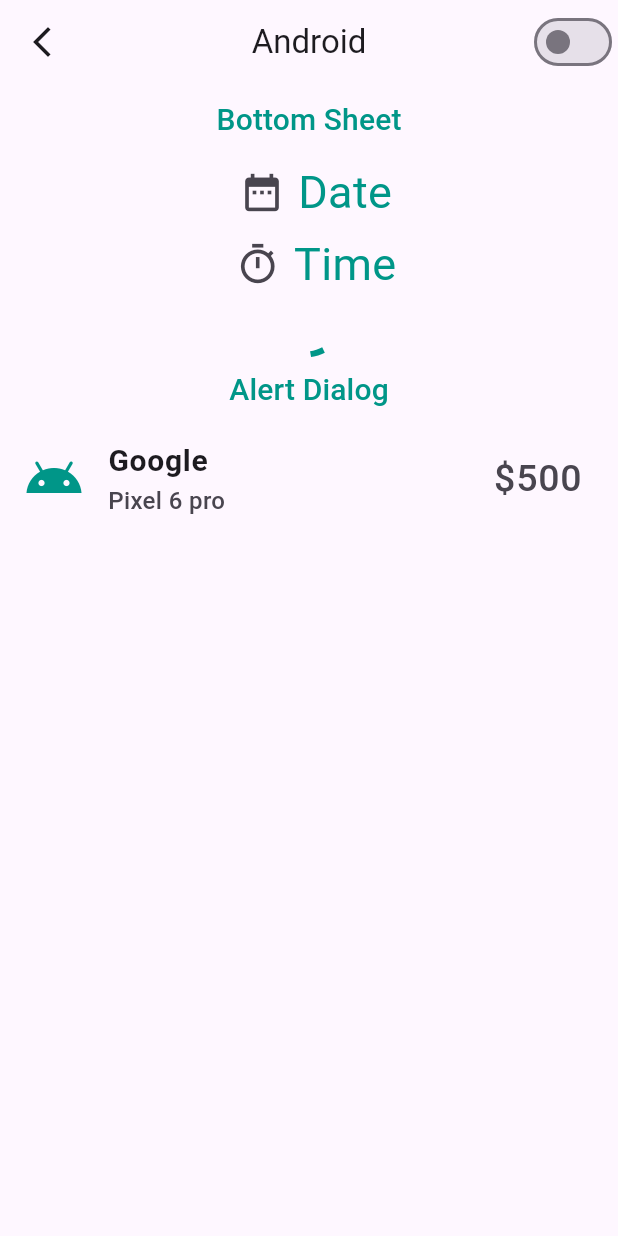
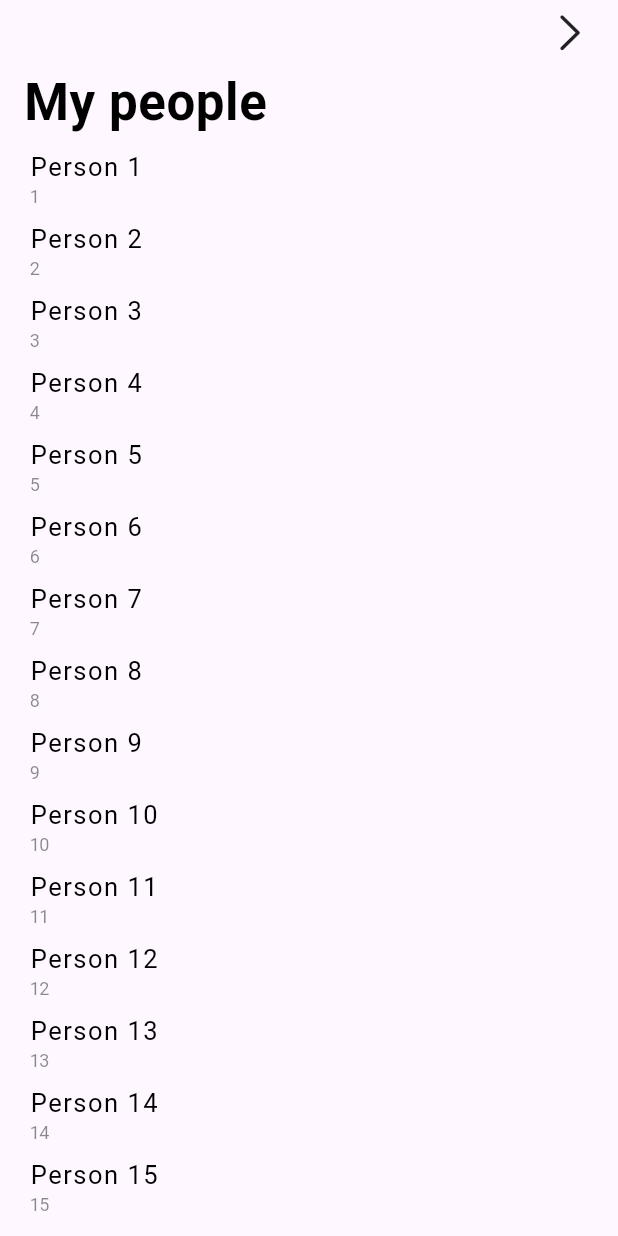
Before and after one commit to MauryaAayush/advflutterch_2, a Flutter app: the screen it shows after launch, on a phone screen of 412 x 824 dp. Run offline on Flutter 3.47's test engine with Material 3 defaults, Android fonts, the phone set to English and light mode, and no system bars.

Commit message:
Radhey Radhey

```diff
--- /dev/null
+++ b/lib/Screens/Cupertino_Sliver(lect-3)/Views/CupertinoListSection.dart
@@ -0,0 +1,18 @@
+import 'package:flutter/cupertino.dart';
+
+class Screen1 extends StatelessWidget {
+  const Screen1({super.key});
+
+  @override
+  Widget build(BuildContext context) {
+    return CupertinoPageScaffold(
+
+        child: CustomScrollView(
+
+          slivers: [
+
+          ],
+        )
+    );
+  }
+}
--- /dev/null
+++ b/lib/Screens/Cupertino_Sliver(lect-3)/Views/Custom_scroll.dart
@@ -0,0 +1,58 @@
+import 'package:flutter/cupertino.dart';
+
+import 'CupertinoListSection.dart';
+
+class Custom_Scroll extends StatelessWidget {
+  const Custom_Scroll({super.key});
+
+  @override
+  Widget build(BuildContext context) {
+    return CupertinoScrollbar(
+
+      child: CupertinoPageScaffold(
+          child: CustomScrollView(
+        slivers: [
+          CupertinoSliverNavigationBar(
+            automaticallyImplyLeading: false,
+            largeTitle: Text('My people'),
+            trailing: GestureDetector(
+                onTap: () {
+                Navigator.of(context).push(CupertinoPageRoute(builder: (context) => Screen1(),));
+                },
+                child: Icon(CupertinoIcons.right_chevron)),
+          ),
+
+          SliverList(
+            delegate: SliverChildBuilderDelegate(
+                  (BuildContext context, int index) {
+                return CupertinoListTile(
+                  title: Text('Person ${index + 1}',style: TextStyle(
+                    letterSpacing: 1,
+                  ),),
+                  subtitle: Text("${index+1}".toString()),
+                );
+              },
+              childCount: 25,
+            ),
+          )
+
+          // SliverFillRemaining(
+          //   hasScrollBody: true,
+          //   child: Expanded(
+          //     child: CupertinoListSection(
+          //       children: [
+          //         ...List.generate(
+          //             16,
+          //             (index) => CupertinoListTile(
+          //                   title: Text('Hello $index '),
+          //                   subtitle: Text(index.toString()),
+          //                 )),
+          //       ],
+          //     ),
+          //   ),
+          // ),
+        ],
+      )),
+    );
+  }
+}
--- a/lib/Utils/Adaptive/Adaptives.dart
+++ b/lib/Utils/Adaptive/Adaptives.dart
@@ -11,6 +11,9 @@
 
   @override
   Widget build(BuildContext context) {
+
+
+
     if (Provider.of<SystemProvider>(context, listen: true).isIOS) {
       return CupertinoApp(
           debugShowCheckedModeBanner: false, home: IOS_Screen());
--- a/lib/main.dart
+++ b/lib/main.dart
@@ -2,6 +2,10 @@
 import 'package:advflutterch_2/Screens/Date_Time_Picker(Lec-1)/Provider/Dialog_Provider_Screen.dart';
 import 'package:flutter/material.dart';
 import 'package:provider/provider.dart';
+import 'Screens/Cupertino_Sliver(lect-3)/Views/Custom_scroll.dart';
+import 'Screens/Cupertino_Widget(lec-2)/Views/IOS/IOS_Screen.dart';
+import 'Screens/Date_Time_Picker(Lec-1)/Views/Cupertino_UI/IOS/IOS_Main.dart';
+import 'Screens/Date_Time_Picker(Lec-1)/Views/Material_UI/Android/Android_Main.dart';
 import 'Utils/Adaptive/Adaptives.dart';
 
 void main() {
@@ -12,23 +16,25 @@
     ChangeNotifierProvider(
       create: (context) => SystemProvider(),
     )
-  ], child: const AdaptiveMaterialCupertino()));
+  ], child: const MyApp()));
 }
 
-// class MyApp extends StatelessWidget {
-//   const MyApp({super.key});
-//
-//   @override
-//   Widget build(BuildContext context) {
-//     return MaterialApp(
-//       title: 'Flutter Demo',
-//       debugShowCheckedModeBanner: false,
-//       initialRoute: '/check',
-//       routes: {
-//         '/': (context) => const Android(),
-//         '/IOS': (context) => const Ios_Main(),
-//         '/check': (context) =>  const IOS_Screen(),
-//       },
-//     );
-//   }
-// }
+class MyApp extends StatelessWidget {
+  const MyApp({super.key});
+
+  @override
+  Widget build(BuildContext context) {
+    return MaterialApp(
+      title: 'Flutter Demo',
+      debugShowCheckedModeBanner: false,
+      // home: AdaptiveMaterialCupertino(),
+      initialRoute: '/lec4',
+      routes: {
+        '/': (context) => const Android(),
+        '/IOS': (context) => const Ios_Main(),
+        '/check': (context) =>  const IOS_Screen(),
+        '/lec4': (context) =>  const Custom_Scroll(),
+      },
+    );
+  }
+}
```
Also changed, not shown: lib/Screens/Cupertino_Sliver(lect-3)/Views/CupertinoListSection_2.dart (added), 1 other file.
